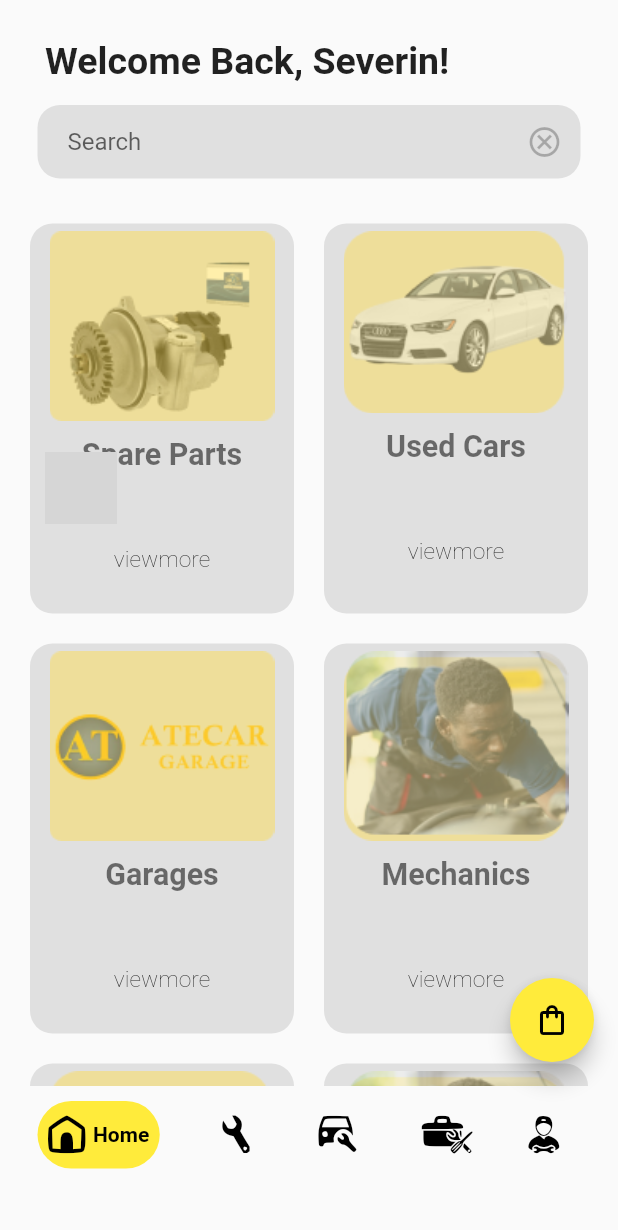
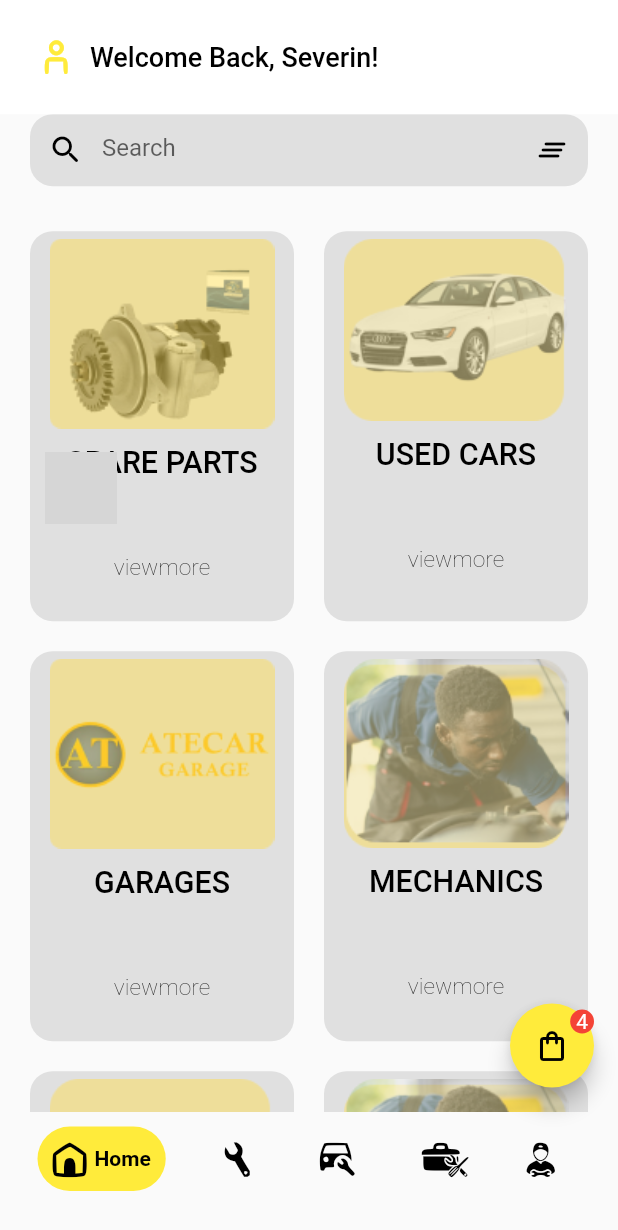
Before and after one commit to leudemon/Garage-app, a Flutter app: the LoginPage screen opened directly, after a tap on "SIGN IN", on a phone screen of 412 x 824 dp. Shown: the top 1230 px of the screen. Run offline on Flutter 3.47's test engine with Material 2 defaults, Android fonts, the light colour scheme and no system bars; drawn by our look-alikes of google_nav_bar; our stand-ins replace country_code_picker, flutter_screenutil, page_transition, pin_code_fields; grey boxes are pictures that could not be loaded.

Commit message:
minor updates

```diff
--- a/ikirenga/lib/Login/login.dart
+++ b/ikirenga/lib/Login/login.dart
@@ -114,7 +114,7 @@ class LoginPage extends StatelessWidget {
                     Navigator.push(
                         context,
                         PageTransition(
-                            child: const HomePage(),
+                            child: const HomePage(ordersCount: 0,),
                             type: PageTransitionType
                                 .rightToLeftWithFade));
                   },
--- a/ikirenga/lib/home/home.dart
+++ b/ikirenga/lib/home/home.dart
@@ -1,4 +1,6 @@
 import 'package:flutter/material.dart';
+import 'package:flutter_screenutil/flutter_screenutil.dart';
+import 'package:ikirengaauto/Ikirenga_icons.dart';
 import 'package:ikirengaauto/model/container_model.dart';
 import 'package:ikirengaauto/productpages/spareparts.dart';
 import 'package:ikirengaauto/productpages/usedcar.dart';
@@ -17,6 +19,7 @@ class Home extends StatefulWidget {
 
 class _HomeState extends State<Home> {
   List<ContainerModel> searchList = [];
+
   List<ContainerModel> containerModel = [
     ContainerModel(
       ontap: (BuildContext context) {
@@ -27,7 +30,7 @@ class _HomeState extends State<Home> {
                 alignment: Alignment.center,
                 type: PageTransitionType.fade));
       },
-      title: 'Spare Parts',
+      title: 'SPARE PARTS',
       subtitle: '',
       image: 'assets/images/spareparts.png',
     ),
@@ -40,7 +43,7 @@ class _HomeState extends State<Home> {
                 alignment: Alignment.center,
                 type: PageTransitionType.fade));
       },
-      title: 'Used Cars',
+      title: 'USED CARS',
       subtitle: '',
       image: 'assets/images/usedcars.png',
     ),
@@ -53,7 +56,7 @@ class _HomeState extends State<Home> {
                 alignment: Alignment.center,
                 type: PageTransitionType.fade));
       },
-      title: 'Garages',
+      title: 'GARAGES',
       subtitle: '',
       image: 'assets/images/garages.png',
     ),
@@ -62,7 +65,7 @@ class _HomeState extends State<Home> {
         Navigator.push(context,
             MaterialPageRoute(builder: (context) => const Mechanics()));
       },
-      title: 'Mechanics',
+      title: 'MECHANICS',
       subtitle: '',
       image: 'assets/images/machines.png',
     ),
@@ -75,7 +78,7 @@ class _HomeState extends State<Home> {
                 alignment: Alignment.center,
                 type: PageTransitionType.fade));
       },
-      title: 'Used Cars',
+      title: 'USEDCARS',
       subtitle: '',
       image: 'assets/images/usedcars.png',
     ),
@@ -88,11 +91,12 @@ class _HomeState extends State<Home> {
                 alignment: Alignment.bottomCenter,
                 type: PageTransitionType.fade));
       },
-      title: 'Garages',
+      title: 'GARAGES',
       subtitle: '',
       image: 'assets/images/machines.png',
     ),
   ];
+  final TextEditingController _searchController = TextEditingController();
 
   void search(String searchString) {
     setState(() {
@@ -102,6 +106,12 @@ class _HomeState extends State<Home> {
           .toList();
     });
   }
+  void clearSearch() {
+    _searchController.clear();
+    search('');
+    FocusScope.of(context).unfocus();
+  }
+
 
   @override
   void initState() {
@@ -113,22 +123,25 @@ class _HomeState extends State<Home> {
   Widget build(BuildContext context) {
     return Scaffold(
       appBar: AppBar(
-        automaticallyImplyLeading: false,
-        toolbarHeight: 30,
-        titleSpacing: 0,
-        centerTitle: false,
-        backgroundColor: Colors.transparent,
-        elevation: 0.0,
-        leadingWidth: 25,
-        bottom: PreferredSize(
-          preferredSize:
-              const Size.fromHeight(40.0), // Set the height as needed
-          child: Container(
-            alignment: Alignment.bottomLeft,
-            padding: const EdgeInsets.symmetric(
-                vertical: 15.0, horizontal: 30), // Adjust the padding as needed
-            child: const Text('Welcome Back, Severin!',
-                style: TextStyle(fontSize: 25.0, fontWeight: FontWeight.bold)),
+        toolbarHeight: 75.h,
+        backgroundColor: Colors.white,
+        elevation: 0,
+        titleSpacing: 5,
+        leadingWidth: 55,
+        leading: const Padding(
+          padding: EdgeInsets.only(left:20.0),
+          child: Icon(
+            Ikirenga.person,
+            color: Colors.yellow,
+            size: 30,
+          ),
+        ),
+        title: const Text(
+          'Welcome Back, Severin!',
+          textAlign: TextAlign.right,
+          style: TextStyle(
+            color: Colors.black,
+            fontSize: 18,
           ),
         ),
       ),
@@ -138,22 +151,28 @@ class _HomeState extends State<Home> {
           children: [
             Container(
                 alignment: AlignmentDirectional.centerEnd,
-                margin: const EdgeInsets.symmetric(horizontal: 25, vertical: 0),
+                margin: const EdgeInsets.symmetric(horizontal: 20, vertical: 0),
                 decoration: BoxDecoration(
                   color: Colors.grey[300],
                   borderRadius: BorderRadius.circular(15),
                 ),
                 child: Center(
                   child: TextField(
+
                     textAlign: TextAlign.start,
                     onChanged: (value) => search(value),
-                    decoration: const InputDecoration(
+                    decoration:  InputDecoration(
+                      prefixIcon: const Icon(Icons.search_rounded),
+                      prefixIconColor: Colors.black,
                       contentPadding:
-                          EdgeInsets.symmetric(horizontal: 20, vertical: 15),
-                      suffixIconColor: Colors.black26,
+                         const EdgeInsets.symmetric(horizontal: 15, vertical: 13),
+                      suffixIconColor: Colors.black,
                       alignLabelWithHint: true,
                       border: InputBorder.none,
-                      suffixIcon: Icon(Icons.cancel_outlined),
+                      suffixIcon:  IconButton(
+                        icon:  const Icon(Icons.clear_all_rounded),
+                        onPressed: clearSearch,
+                      ),
                       hintText: 'Search',
                     ),
                   ),
--- a/ikirenga/lib/home/homepage.dart
+++ b/ikirenga/lib/home/homepage.dart
@@ -10,64 +10,72 @@ import '../productpages/orders.dart';
 import 'home.dart';
 
 class HomePage extends StatefulWidget {
-  const HomePage({super.key});
+  final int ordersCount;
+  const HomePage({Key? key, required this.ordersCount}) : super(key: key);
 
   @override
-  State<HomePage> createState() => _HomePageState();
+  _HomePageState createState() => _HomePageState();
 }
-
 
 class _HomePageState extends State<HomePage> {
   int _currentIndex = 0;
+  List<String> ordersList = ['2','23', '232', 'sa'];
+
   final screens = [
     const Home(),
     const SpareParts(),
     const UsedCars(),
     const GaragePage(),
-    const Mechanics(),
-  ];
+    const Mechanics(),  ];
+
+  void _addItemToList(String item) {
+    setState(() {
+      ordersList.add(item);
+    });
+  }
+
+  void _removeItemFromList(String item) {
+    setState(() {
+      ordersList.remove(item);
+    });
+  }
 
   @override
   Widget build(BuildContext context) {
     return Scaffold(
       resizeToAvoidBottomInset: true,
       bottomNavigationBar: Padding(
-        padding: const EdgeInsets.fromLTRB(25, 10, 30, 45),
+        padding: const EdgeInsets.fromLTRB(25, 10, 30, 30),
         child: GNav(
           tabBorderRadius: 50,
-          padding: const EdgeInsets.symmetric(vertical: 10,horizontal: 7),
+          padding: const EdgeInsets.symmetric(vertical: 10, horizontal: 10),
           color: Colors.black,
           activeColor: Colors.black,
           tabBackgroundColor: Colors.yellow,
-          iconSize: 25,
+          iconSize: 23,
           gap: 5,
           // duration: const Duration(microseconds: 10000),
-          tabs:  const[
+          tabs: const [
             GButton(
               icon: Ikirenga.home,
               text: 'Home',
             ),
             GButton(
-
               icon: Ikirenga.fix,
               text: 'Spare Parts',
             ),
             GButton(
-
               icon: Ikirenga.carfix,
               text: 'Used Cars',
             ),
             GButton(
-
               icon: Ikirenga.toolkit,
               text: '  Garages',
             ),
             GButton(
-
               icon: Ikirenga.mechanic,
               text: 'Mechanics',
             ),
-
           ],
           selectedIndex: _currentIndex,
           onTabChange: (index) {
@@ -78,16 +86,38 @@ class _HomePageState extends State<HomePage> {
         ),
       ),
       body: screens[_currentIndex],
-      floatingActionButton: FloatingActionButton(
-        onPressed: (){
-          Navigator.push(
-              context,
-              PageTransition(
-                  child: const Orders(),
+      floatingActionButton: Stack(
+        children: [
+          FloatingActionButton(
+            onPressed: () {
+              Navigator.push(
+                context,
+                PageTransition(
+                  child: Orders(ordersCount: ordersList.length,),
                   alignment: Alignment.center,
-                  type: PageTransitionType.fade));
-        },
-        child: const Icon(Icons.shopping_bag_outlined,),
+                  type: PageTransitionType.fade,
+                ),
+              );
+            },
+            child: const Icon(Icons.shopping_bag_outlined),
+          ),
+          if (ordersList.isNotEmpty)
+            Positioned(
+              top: 0,
+              right: 0,
+              child: Container(
+                padding: const EdgeInsets.all(4),
+                decoration: const BoxDecoration(
+                  color: Colors.red,
+                  shape: BoxShape.circle,
+                ),
+                child: Text(
+                  ordersList.length.toString(),
+                  style: const TextStyle(color: Colors.white),
+                ),
+              ),
+            ),
+        ],
       ),
     );
   }
--- a/ikirenga/lib/main.dart
+++ b/ikirenga/lib/main.dart
@@ -8,19 +8,66 @@
 void main() {
   runApp(const MyApp());
 
+
 }
 
-class MyApp extends StatelessWidget {
 
+// class MyApp extends StatelessWidget {
+//
+//   const MyApp({super.key});
+//
+//   // This widget is the root of your application.
+//   @override
+//   Widget build(BuildContext context) {
+//
+//
+//     return ScreenUtilInit(
+//       designSize: const Size(375, 812),
+//       minTextAdapt: true,
+//       splitScreenMode: true,
+//       builder: (context, child) => MaterialApp(
+//         title: 'IKIRENGA AUTO',
+//         debugShowCheckedModeBanner: false,
+//         theme: ThemeData(
+//           primarySwatch: Colors.yellow,
+//         ),
+//         home: const OnBoardingScreen(),
+//       ),
+//     );
+//   }
+// }
+
+class MyApp extends StatefulWidget {
   const MyApp({super.key});
 
+  @override
+  MyAppState createState() => MyAppState();
+}
 
+class MyAppState extends State<MyApp> {
 
+  @override
+  void initState() {
+    super.initState();
 
-  // This widget is the root of your application.
+    // Set the system UI overlay style to transparent
+    SystemChrome.setSystemUIOverlayStyle(const SystemUiOverlayStyle(
+      statusBarColor: Colors.transparent,
+      statusBarIconBrightness: Brightness.dark,
+      systemNavigationBarColor: Colors.transparent,
+      systemNavigationBarIconBrightness: Brightness.dark,
+    ));
+  }
+
+  @override
+  void dispose() {
+    // Restore the system UI overlay style to default
+    SystemChrome.restoreSystemUIOverlays();
+    super.dispose();
+  }
+
   @override
   Widget build(BuildContext context) {
-
     return ScreenUtilInit(
       designSize: const Size(375, 812),
       minTextAdapt: true,
--- a/ikirenga/lib/widget/item_container.dart
+++ b/ikirenga/lib/widget/item_container.dart
@@ -40,8 +40,8 @@ class ItemContainer extends StatelessWidget {
                 containerModel.title,
                 style: TextStyle(
                     fontSize: 20.sp,
-                    fontWeight: FontWeight.bold,
-                    color: Colors.black54),
+                    fontWeight: FontWeight.w500,
+                    color: Colors.black),
               ),
               SizedBox(
                 height: 5.h,
```
Also changed, not shown: ikirenga/lib/home/search.dart (+29 -57 lines), ikirenga/lib/productpages/garage.dart (+0 -22 lines), ikirenga/lib/productpages/orders.dart (+34 -16 lines).
